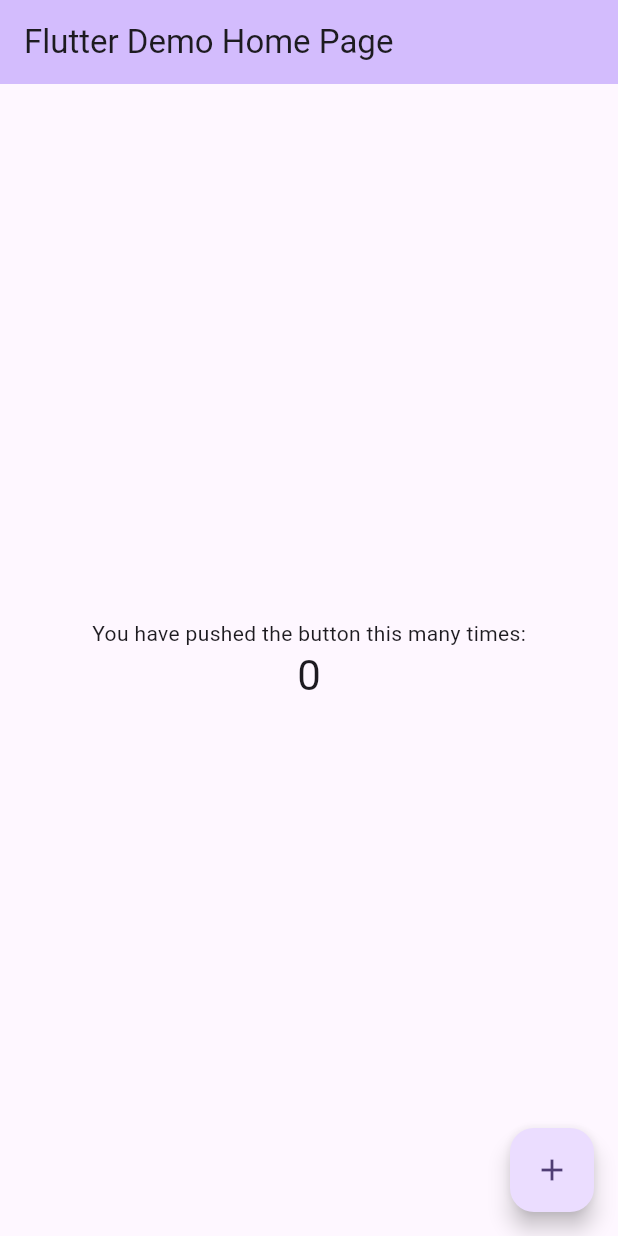
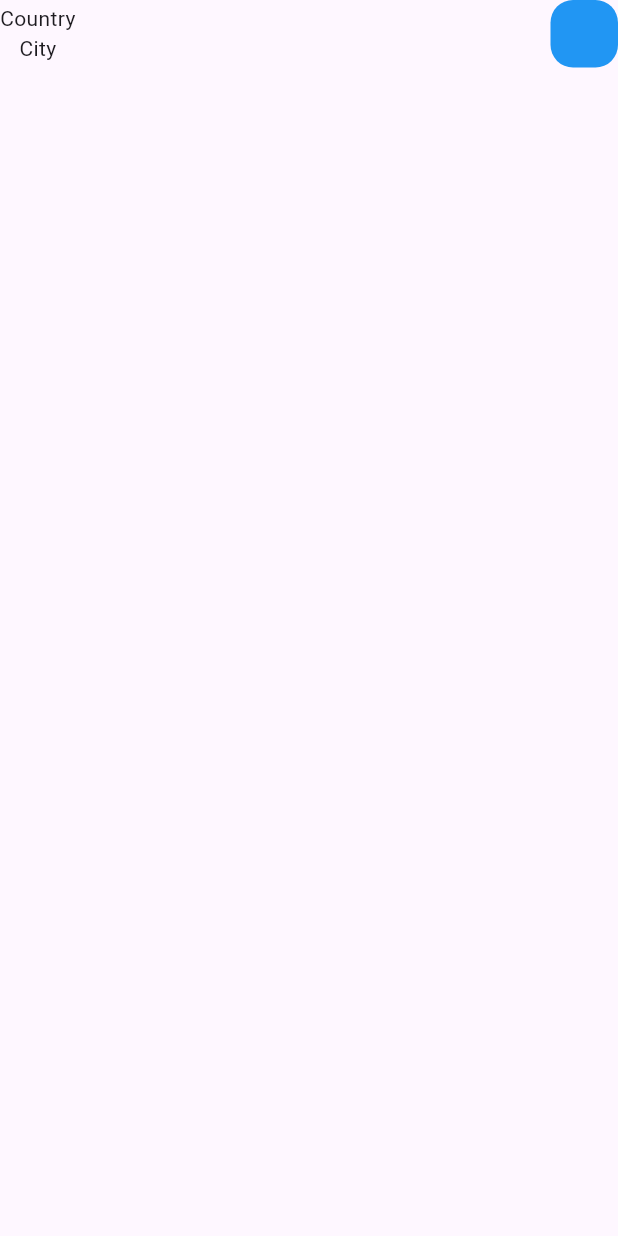
Before and after one commit to yenle254/e_commerce, a Flutter app: the screen it shows after launch, on a phone screen of 412 x 824 dp. Run offline on Flutter 3.47's test engine with Material 3 defaults, Android fonts, the phone set to English and light mode, and no system bars.

Commit message:
them main food page

```diff
--- /dev/null
+++ b/lib/home/main_food_page.dart
@@ -0,0 +1,45 @@
+
+import 'package:flutter/material.dart';
+
+class MainFoodPage extends StatefulWidget {
+  const MainFoodPage({super.key});
+
+  @override
+  State<MainFoodPage> createState() => _MainFoodPageState();
+}
+
+class _MainFoodPageState extends State<MainFoodPage> {
+  @override
+  Widget build(BuildContext context) {
+    return Scaffold(
+      body: Column(
+        children: [
+          Container(
+
+            child: Container(
+              child: Row(
+                mainAxisAlignment: MainAxisAlignment.spaceBetween,
+                children: [
+                  Column(
+                    children: [
+                      Text("Country"),
+                      Text("City")
+                    ],
+                  ),
+                  Container(
+                    width: 45,
+                    height: 45,
+                    decoration: BoxDecoration(
+                      borderRadius: BorderRadius.circular(15),
+                      color: Colors.blue,
+                    ),
+                  )
+                ],
+              ),
+            ),
+          )
+        ],
+      ),
+    );
+  }
+}
--- a/lib/main.dart
+++ b/lib/main.dart
@@ -1,4 +1,5 @@
 import 'package:flutter/material.dart';
+import 'package:e_commerce/home/main_food_page.dart';
 
 void main() {
   runApp(const MyApp());
@@ -11,112 +12,13 @@ class MyApp extends StatelessWidget {
   @override
   Widget build(BuildContext context) {
     return MaterialApp(
+      debugShowCheckedModeBanner: false,
       title: 'Flutter Demo',
       theme: ThemeData(
-        // This is the theme of your application.
-        //
-        // TRY THIS: Try running your application with "flutter run". You'll see
-        // the application has a purple toolbar. Then, without quitting the app,
-        // try changing the seedColor in the colorScheme below to Colors.green
-        // and then invoke "hot reload" (save your changes or press the "hot
-        // reload" button in a Flutter-supported IDE, or press "r" if you used
-        // the command line to start the app).
-        //
-        // Notice that the counter didn't reset back to zero; the application
-        // state is not lost during the reload. To reset the state, use hot
-        // restart instead.
-        //
-        // This works for code too, not just values: Most code changes can be
-        // tested with just a hot reload.
+
         colorScheme: .fromSeed(seedColor: Colors.deepPurple),
       ),
-      home: const MyHomePage(title: 'Flutter Demo Home Page'),
+      home: MainFoodPage(),
     );
   }
 }
-
-class MyHomePage extends StatefulWidget {
-  const MyHomePage({super.key, required this.title});
-
-  // This widget is the home page of your application. It is stateful, meaning
-  // that it has a State object (defined below) that contains fields that affect
-  // how it looks.
-
-  // This class is the configuration for the state. It holds the values (in this
-  // case the title) provided by the parent (in this case the App widget) and
-  // used by the build method of the State. Fields in a Widget subclass are
-  // always marked "final".
-
-  final String title;
-
-  @override
-  State<MyHomePage> createState() => _MyHomePageState();
-}
-
-class _MyHomePageState extends State<MyHomePage> {
-  int _counter = 0;
-
-  void _incrementCounter() {
-    setState(() {
-      // This call to setState tells the Flutter framework that something has
-      // changed in this State, which causes it to rerun the build method below
-      // so that the display can reflect the updated values. If we changed
-      // _counter without calling setState(), then the build method would not be
-      // called again, and so nothing would appear to happen.
-      _counter++;
-    });
-  }
-
-  @override
-  Widget build(BuildContext context) {
-    // This method is rerun every time setState is called, for instance as done
-    // by the _incrementCounter method above.
-    //
-    // The Flutter framework has been optimized to make rerunning build methods
-    // fast, so that you can just rebuild anything that needs updating rather
-    // than having to individually change instances of widgets.
-    return Scaffold(
-      appBar: AppBar(
-        // TRY THIS: Try changing the color here to a specific color (to
-        // Colors.amber, perhaps?) and trigger a hot reload to see the AppBar
-        // change color while the other colors stay the same.
-        backgroundColor: Theme.of(context).colorScheme.inversePrimary,
-        // Here we take the value from the MyHomePage object that was created by
-        // the App.build method, and use it to set our appbar title.
-        title: Text(widget.title),
-      ),
-      body: Center(
-        // Center is a layout widget. It takes a single child and positions it
-        // in the middle of the parent.
-        child: Column(
-          // Column is also a layout widget. It takes a list of children and
-          // arranges them vertically. By default, it sizes itself to fit its
-          // children horizontally, and tries to be as tall as its parent.
-          //
-          // Column has various properties to control how it sizes itself and
-          // how it positions its children. Here we use mainAxisAlignment to
-          // center the children vertically; the main axis here is the vertical
-          // axis because Columns are vertical (the cross axis would be
-          // horizontal).
-          //
-          // TRY THIS: Invoke "debug painting" (choose the "Toggle Debug Paint"
-          // action in the IDE, or press "p" in the console), to see the
-          // wireframe for each widget.
-          mainAxisAlignment: .center,
-          children: [
-            const Text('You have pushed the button this many times:'),
-            Text(
-              '$_counter',
-              style: Theme.of(context).textTheme.headlineMedium,
-            ),
-          ],
-        ),
-      ),
-      floatingActionButton: FloatingActionButton(
-        onPressed: _incrementCounter,
-        tooltip: 'Increment',
-        child: const Icon(Icons.add),
-      ),
-    );
-  }
-}
--- /dev/null
+++ b/lib/utils/colors.dart
@@ -0,0 +1,17 @@
+import 'dart:ui';
+
+class AppColors{
+  static final Color textColor = const Color(0xFFccc7c5);
+  static final Color mainColor = const Color(0xFF89dad0);
+  //static final Color mainColor = const Color(0xFFfa7552);
+  static final Color iconColor1 = const Color(0xFFffd28d);
+  static final Color iconColor2 = const Color(0xFFfcab88);
+  static final Color paraColor = const Color(0xFF8f837f);
+  static final Color buttonBackgroundColor= const Color(0xFFf7f6f4);
+  static final Color signColor = const Color(0xFFa9a29f);
+  static final Color titleColor = const Color(0xFF5c524f);
+  static final Color mainBlackColor = const Color(0xFF332d2b);
+  //static final Color yellowColor = const Color(0xFFfa7552);
+  static final Color yellowColor = const Color(0xFFffd379);
+
+}
```
